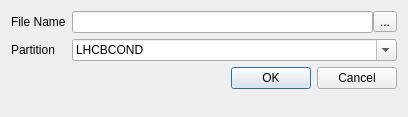
Above: Tools/CondDBUI/qt_resources/NewDatabaseDialog.ui from pseyfertinsecurelogin/LHCb before the change. Below: the same form after it.
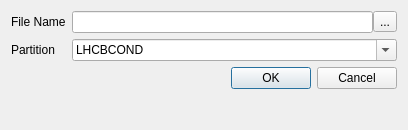
That is the form after the change.

```diff
--- a/Tools/CondDBUI/qt_resources/NewDatabaseDialog.ui
+++ b/Tools/CondDBUI/qt_resources/NewDatabaseDialog.ui
@@ -1,13 +1,13 @@
 <ui version="4.0" >
  <author>Marco Clemencic</author>
  <class>NewDatabaseDialog</class>
- <widget class="QDialog" name="NewDatabaseDialog" >
-  <property name="geometry" >
+ <widget class="QDialog" name="NewDatabaseDialog">
+  <property name="geometry">
    <rect>
     <x>0</x>
     <y>0</y>
     <width>408</width>
-    <height>117</height>
+    <height>130</height>
    </rect>
   </property>
   <property name="sizePolicy" >
```
Left out of the diff: 109 changed lines with no effect on the pictures.
